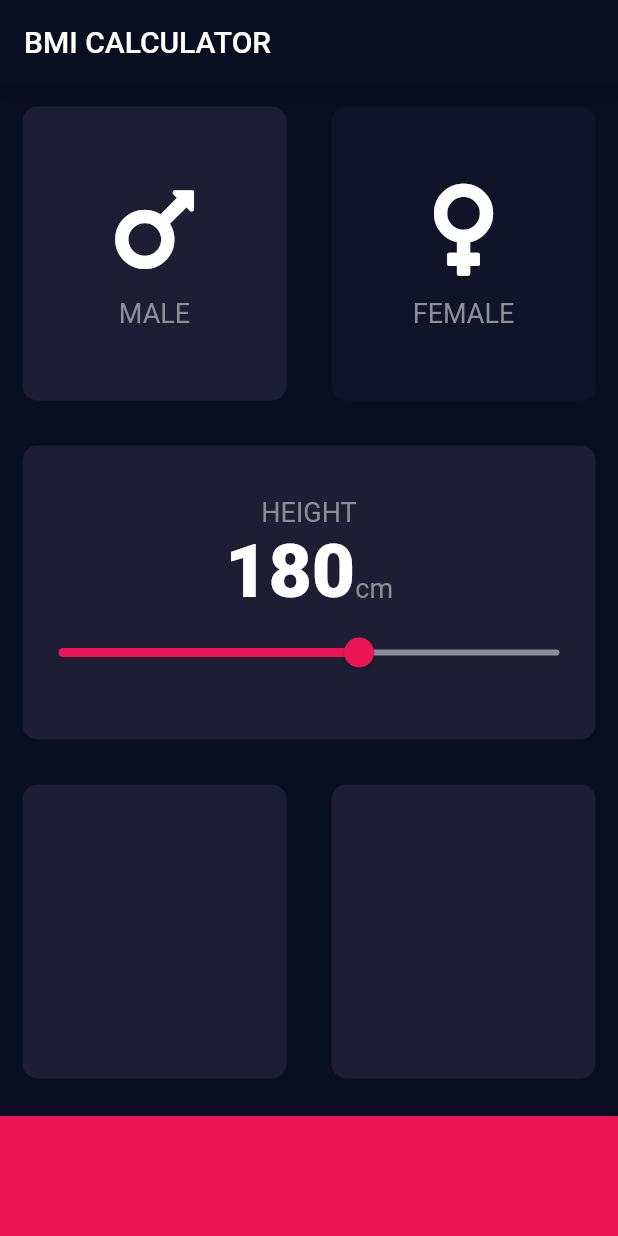
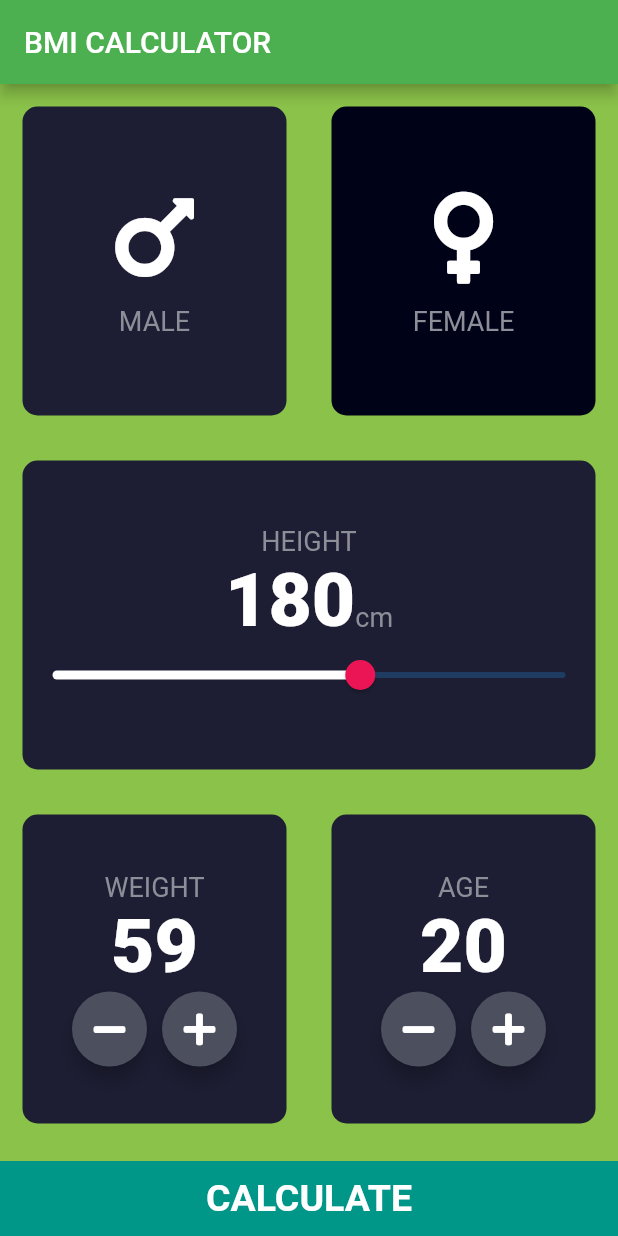
Before and after one commit to jun64/BMI-calculator, a Flutter app: the screen it shows after launch, after a tap on "MALE", on a phone screen of 412 x 824 dp. Run offline on Flutter 3.47's test engine with Material 2 defaults, Android fonts, the phone set to English and light mode, and no system bars; our stand-ins replace font_awesome_flutter.

Commit message:
BMI carculator

```diff
--- /dev/null
+++ b/lib/calculator_brain.dart
@@ -0,0 +1,36 @@
+import 'dart:math';
+
+class CalculatorBrain{
+
+  CalculatorBrain({this.height, this.weight});
+
+  final int height;
+  final int weight;
+
+  double _bmi;
+
+  String calculateBMI(){
+    _bmi = weight / pow(height / 100, 2);
+    return _bmi.toStringAsFixed(1);
+  }
+
+  String getResult(){
+    if (_bmi >= 25){
+      return '과체중';
+    } else if (_bmi > 18.5){
+      return '정상';
+    } else {
+      return '저체중';
+    }
+  }
+
+  String getInterpretation() {
+    if (_bmi >= 25){
+      return '평군보다 높은 체중입니다.';
+    } else if (_bmi > 18.5){
+      return '정상 체중 입니다.';
+    } else {
+      return '평균보다 낮은 체중입니다.';
+    }
+  }
+}
--- /dev/null
+++ b/lib/components/bottom_button.dart
@@ -0,0 +1,28 @@
+import 'package:flutter/material.dart';
+import 'package:bmi_calculator/constants.dart';
+
+class BottomButton extends StatelessWidget {
+  BottomButton({@required this.buttonTitle, @required this.onTap});
+
+  final Function onTap;
+  final String buttonTitle;
+
+  @override
+  Widget build(BuildContext context) {
+    return GestureDetector(
+      onTap: onTap,
+      child: Container(
+        child: Center(
+          child: Text(
+            buttonTitle,
+            style: kLargeButtonTextStyle,
+          ),
+        ),
+        color: kBottomContainerColor,
+        margin: EdgeInsets.only(top: 10.0),
+        width: double.infinity,
+        height: kBottomContainerHeight,
+      ),
+    );
+  }
+}
--- a/lib/icon_content.dart
+++ b/lib/components/icon_content.dart
@@ -1,5 +1,5 @@
 import 'package:flutter/material.dart';
-import 'constants.dart';
+import 'package:bmi_calculator/constants.dart';
 
 class IconContent extends StatelessWidget {
   IconContent({this.cardIcon, this.cardText});
--- /dev/null
+++ b/lib/components/reusableCard.dart
@@ -0,0 +1,24 @@
+import 'package:flutter/material.dart';
+
+class ReusableCard extends StatelessWidget {
+  ReusableCard({@required this.color, this.cardChild, this.onPress});
+
+  final Color color;
+  final Widget cardChild;
+  final Function onPress;
+
+  @override
+  Widget build(BuildContext context) {
+    return GestureDetector(
+      onTap: onPress,
+      child: Container(
+        child: cardChild,
+        margin: EdgeInsets.all(15.0),
+        decoration: BoxDecoration(
+          color: color,
+          borderRadius: BorderRadius.circular(10.0),
+        ),
+      ),
+    );
+  }
+}
--- /dev/null
+++ b/lib/components/round_button.dart
@@ -0,0 +1,23 @@
+import 'package:flutter/material.dart';
+
+class RoundIconButton extends StatelessWidget {
+  RoundIconButton({this.icon, @required this.buttonPressed});
+
+  final IconData icon;
+  final Function buttonPressed;
+
+  @override
+  Widget build(BuildContext context) {
+    return RawMaterialButton(
+      child: Icon(icon),
+      onPressed: buttonPressed,
+      elevation: 5.0,
+      constraints: BoxConstraints.tightFor(
+        width: 50.0,
+        height: 50.0,
+      ),
+      shape: CircleBorder(),
+      fillColor: Color(0xFF4C4F5E),
+    );
+  }
+}
--- a/lib/constants.dart
+++ b/lib/constants.dart
@@ -1,9 +1,9 @@
 import 'package:flutter/material.dart';
 
-const kBottomContainerHeight = 80.0;
-const kBottomContainerColor = Color(0xFFEB1555);
+const kBottomContainerHeight = 50.0;
+const kBottomContainerColor = Colors.teal;
 const kActiveCardColor = Color(0xFF1D1E33);
-const kInactiveCardColor = Color(0xFF111328);
+const kInactiveCardColor = Color(0xFF000217);
 
 const kLabelTextStyle = TextStyle(
   fontSize: 18.0,
@@ -14,3 +14,28 @@ const kLabelInfoStyle = TextStyle(
   fontSize: 50.0,
   fontWeight: FontWeight.w900,
 );
+
+const kLargeButtonTextStyle = TextStyle(
+  fontSize: 25.0,
+  fontWeight: FontWeight.bold,
+);
+
+const kTitleTextStyle = TextStyle(
+  fontSize: 50.0,
+  fontWeight: FontWeight.bold,
+);
+
+const kResultTextStyle = TextStyle(
+  color: Color(0xFF24D876),
+  fontSize: 22.0,
+  fontWeight: FontWeight.bold,
+);
+
+const kBMITextStyle = TextStyle(
+  fontSize: 100.0,
+  fontWeight: FontWeight.bold,
+);
+
+const kBodyTextStyle = TextStyle(
+  fontSize: 22.0,
+);
--- a/lib/input_page.dart
+++ /dev/null
@@ -1,163 +0,0 @@
-import 'package:flutter/material.dart';
-import 'package:font_awesome_flutter/font_awesome_flutter.dart';
-import 'icon_content.dart';
-import 'reusableCard.dart';
-import 'constants.dart';
-
-enum Gender {
-  male,
-  female,
-}
-
-class InputPage extends StatefulWidget {
-  @override
-  _InputPageState createState() => _InputPageState();
-}
-
-class _InputPageState extends State<InputPage> {
-  Color maleCardColor = kInactiveCardColor;
-  Color femaleCardColor = kInactiveCardColor;
-
-  int height = 180;
-
-  void updateColor(Gender selectedGender) {
-    if (selectedGender == Gender.male) {
-      if (maleCardColor == kInactiveCardColor) {
-        maleCardColor = kActiveCardColor;
-        femaleCardColor = kInactiveCardColor;
-      } else {
-        maleCardColor = kInactiveCardColor;
-      }
-    } else if (selectedGender == Gender.female) {
-      if (femaleCardColor == kInactiveCardColor) {
-        femaleCardColor = kActiveCardColor;
-        maleCardColor = kInactiveCardColor;
-      } else {
-        femaleCardColor = kInactiveCardColor;
-      }
-    }
-  }
-
-  @override
-  Widget build(BuildContext context) {
-    return Scaffold(
-      appBar: AppBar(
-        title: Text('BMI CALCULATOR'),
-      ),
-      body: Column(
-        crossAxisAlignment: CrossAxisAlignment.stretch,
-        children: [
-          Expanded(
-            child: Row(
-              children: [
-                Expanded(
-                  child: GestureDetector(
-                    onTap: () {
-                      setState(() {
-                        updateColor(Gender.male);
-                      });
-                    },
-                    child: ReusableCard(
-                      color: maleCardColor,
-                      cardChild: IconContent(
-                        cardIcon: FontAwesomeIcons.mars,
-                        cardText: 'MALE',
-                      ),
-                    ),
-                  ),
-                ),
-                Expanded(
-                  child: GestureDetector(
-                    onTap: () {
-                      setState(() {
-                        updateColor(Gender.female);
-                      });
-                    },
-                    child: ReusableCard(
-                      color: femaleCardColor,
-                      cardChild: IconContent(
-                        cardIcon: FontAwesomeIcons.venus,
-                        cardText: 'FEMALE',
-                      ),
-                    ),
-                  ),
-                ),
-              ],
-            ),
-          ),
-          Expanded(
-            child: ReusableCard(
-              cardChild: Column(
-                mainAxisAlignment: MainAxisAlignment.center,
-                children: [
-                  Text(
-                    'HEIGHT',
-                    style: kLabelTextStyle,
-                  ),
-                  Row(
-                    mainAxisAlignment: MainAxisAlignment.center,
-                    crossAxisAlignment: CrossAxisAlignment.baseline,
-                    textBaseline: TextBaseline.alphabetic,
-                    children: [
-                      Text(
-                        height.toString(),
-                        style: kLabelInfoStyle,
-                      ),
-                      Text(
-                        'cm',
-                        style: kLabelTextStyle,
-                      ),
-                    ],
-                  ),
-                  Slider(
-                    value: height.toDouble(),
-                    min: 120.0,
-                    max: 220.0,
-                    activeColor: Color(0xFFEB1555),
-                    inactiveColor: Color(0xFF8D8E98),
-                    onChanged: (double newValue){
-                      setState(() {
-                        height = newValue.round();
-                      });
-                    },
-                  ),
-                ],
-              ),
-              color: kActiveCardColor,
-            ),
-          ),
-          Expanded(
-            child: Row(
-              children: [
-                Expanded(
-                  child: ReusableCard(
-                    color: kActiveCardColor,
-                  ),
-                ),
-                Expanded(
-                  child: ReusableCard(
-                    color: kActiveCardColor,
-                  ),
-                ),
-              ],
-            ),
-          ),
-          Container(
-            color: kBottomContainerColor,
-            margin: EdgeInsets.only(top: 10.0),
-            width: double.infinity,
-            height: kBottomContainerHeight,
-          ),
-        ],
-      ),
-    );
-  }
-}
-
-// 개별 위젯에 테마 적용 가능
-// decoration
-// flutter outline 안나오면 컨트롤 누르면서 위젯 한번 클릭해보기
-
-// immutability     stateless is immutable
-// const vs final
-// const 는 컴파일 후 변경 할 수 없음
--- a/lib/main.dart
+++ b/lib/main.dart
@@ -1,5 +1,6 @@
 import 'package:flutter/material.dart';
-import 'input_page.dart';
+import 'screens/input_page.dart';
+import 'screens/results_page.dart';
 
 void main() => runApp(BMICalculator());
 
@@ -8,10 +9,14 @@ class BMICalculator extends StatelessWidget {
   Widget build(BuildContext context) {
     return MaterialApp(
       theme: ThemeData.dark().copyWith(
-        primaryColor: Color(0xFF0A0E21),
-        scaffoldBackgroundColor: Color(0xFF0A0E21),
+        primaryColor: Colors.green,
+        scaffoldBackgroundColor: Colors.lightGreen,
       ),
-      home: InputPage(),
+      initialRoute: '/',
+      routes: {
+        '/' : (context) => InputPage(),
+        '/result' : (context) => ResultsPage(),
+      },
     );
   }
 }
--- a/lib/reusableCard.dart
+++ /dev/null
@@ -1,20 +0,0 @@
-import 'package:flutter/material.dart';
-
-class ReusableCard extends StatelessWidget {
-  ReusableCard({@required this.color, this.cardChild});
-
-  final Color color;
-  final Widget cardChild;
-
-  @override
-  Widget build(BuildContext context) {
-    return Container(
-      child: cardChild,
-      margin: EdgeInsets.all(15.0),
-      decoration: BoxDecoration(
-        color: color,
-        borderRadius: BorderRadius.circular(10.0),
-      ),
-    );
-  }
-}
--- /dev/null
+++ b/lib/screens/input_page.dart
@@ -0,0 +1,249 @@
+import 'package:bmi_calculator/screens/results_page.dart';
+import 'package:flutter/material.dart';
+import 'package:font_awesome_flutter/font_awesome_flutter.dart';
+import 'package:bmi_calculator/components/icon_content.dart';
+import 'package:bmi_calculator/components/reusableCard.dart';
+import 'package:bmi_calculator/constants.dart';
+import 'package:bmi_calculator/components/bottom_button.dart';
+import 'package:bmi_calculator/components/round_button.dart';
+import 'package:bmi_calculator/calculator_brain.dart';
+
+enum Gender {
+  male,
+  female,
+}
+
+class InputPage extends StatefulWidget {
+  @override
+  _InputPageState createState() => _InputPageState();
+}
+
+class _InputPageState extends State<InputPage> {
+  int height = 180;
+  int weight = 60;
+  int age = 20;
+
+  Gender selectedGender;
+
+  @override
+  Widget build(BuildContext context) {
+    return Scaffold(
+      appBar: AppBar(
+        title: Text('BMI CALCULATOR'),
+      ),
+      body: Column(
+        crossAxisAlignment: CrossAxisAlignment.stretch,
+        children: [
+          Expanded(
+            child: Row(
+              children: [
+                Expanded(
+                  child: ReusableCard(
+                    onPress: () {
+                      setState(() {
+                        selectedGender = Gender.male;
+                      });
+                    },
+                    color: selectedGender == Gender.male
+                        ? kActiveCardColor
+                        : kInactiveCardColor,
+                    cardChild: IconContent(
+                      cardIcon: FontAwesomeIcons.mars,
+                      cardText: 'MALE',
+                    ),
+                  ),
+                ),
+                Expanded(
+                  child: ReusableCard(
+                    onPress: () {
+                      setState(() {
+                        selectedGender = Gender.female;
+                      });
+                    },
+                    color: selectedGender == Gender.female
+                        ? kActiveCardColor
+                        : kInactiveCardColor,
+                    cardChild: IconContent(
+                      cardIcon: FontAwesomeIcons.venus,
+                      cardText: 'FEMALE',
+                    ),
+                  ),
+                ),
+              ],
+            ),
+          ),
+          Expanded(
+            child: ReusableCard(
+              cardChild: Column(
+                mainAxisAlignment: MainAxisAlignment.center,
+                children: [
+                  Text(
+                    'HEIGHT',
+                    style: kLabelTextStyle,
+                  ),
+                  Row(
+                    mainAxisAlignment: MainAxisAlignment.center,
+                    crossAxisAlignment: CrossAxisAlignment.baseline,
+                    textBaseline: TextBaseline.alphabetic,
+                    children: [
+                      Text(
+                        height.toString(),
+                        style: kLabelInfoStyle,
+                      ),
+                      Text(
+                        'cm',
+                        style: kLabelTextStyle,
+                      ),
+                    ],
+                  ),
+                  SliderTheme(
+                    data: SliderTheme.of(context).copyWith(
+                      activeTrackColor: Colors.white,
+                      inactiveTickMarkColor: Color(0xFF8D8E98),
+                      thumbColor: Color(0XFFEB1555),
+                      overlayColor: Color(0x29EB1555),
+                      thumbShape:
+                          RoundSliderThumbShape(enabledThumbRadius: 10.0),
+                      overlayShape:
+                          RoundSliderOverlayShape(overlayRadius: 20.0),
+                    ),
+                    child: Slider(
+                      value: height.toDouble(),
+                      min: 120.0,
+                      max: 220.0,
+                      onChanged: (double newValue) {
+                        setState(() {
+                          height = newValue.round();
+                        });
+                      },
+                    ),
+                  ),
+                ],
+              ),
+              color: kActiveCardColor,
+            ),
+          ),
+          Expanded(
+            child: Row(
+              children: [
+                Expanded(
+                  child: ReusableCard(
+                    color: kActiveCardColor,
+                    cardChild: Column(
+                      mainAxisAlignment: MainAxisAlignment.center,
+                      children: [
+                        Text(
+                          'WEIGHT',
+                          style: kLabelTextStyle,
+                        ),
+                        Text(
+                          weight.toString(),
+                          style: kLabelInfoStyle,
+                        ),
+                        Row(
+                          mainAxisAlignment: MainAxisAlignment.center,
+                          children: [
+                            RoundIconButton(
+                              icon: FontAwesomeIcons.minus,
+                              buttonPressed: () {
+                                setState(() {
+                                  if (weight > 0) {
+                                    weight--;
+                                  }
+                                });
+                              },
+                            ),
+                            SizedBox(
+                              width: 10.0,
+                            ),
+                            RoundIconButton(
+                              icon: FontAwesomeIcons.plus,
+                              buttonPressed: () {
+                                setState(() {
+                                  weight++;
+                                });
+                              },
+                            )
+                          ],
+                        ),
+                      ],
+                    ),
+                  ),
+                ),
+                Expanded(
+                  child: ReusableCard(
+                    color: kActiveCardColor,
+                    cardChild: Column(
+                      mainAxisAlignment: MainAxisAlignment.center,
+                      children: [
+                        Text(
+                          'AGE',
+                          style: kLabelTextStyle,
+                        ),
+                        Text(
+                          age.toString(),
+                          style: kLabelInfoStyle,
+                        ),
+                        Row(
+                          mainAxisAlignment: MainAxisAlignment.center,
+                          children: [
+                            RoundIconButton(
+                              buttonPressed: () {
+                                setState(() {
+                                  age--;
+                                });
+                              },
+                              icon: FontAwesomeIcons.minus,
+                            ),
+                            SizedBox(
+                              width: 10.0,
+                            ),
+                            RoundIconButton(
+                              buttonPressed: () {
+                                setState(() {
+                                  age++;
+                                });
+                              },
+                              icon: FontAwesomeIcons.plus,
+                            ),
+                          ],
+                        ),
+                      ],
+                    ),
+                  ),
+                ),
+              ],
+            ),
+          ),
+          BottomButton(
+            buttonTitle: 'CALCULATE',
+            onTap: () {
+              CalculatorBrain calc =
+                  CalculatorBrain(height: height, weight: weight);
+              Navigator.push(
+                context,
+                MaterialPageRoute(
+                  builder: (context) => ResultsPage(
+                    bmiResult: calc.calculateBMI(),
+                    resultText: calc.getResult(),
+                    interpretation: calc.getInterpretation(),
+                  ),
+                ),
+              );
+            },
+          ),
+        ],
+      ),
+    );
+  }
+}
+
+// 개별 위젯에 테마 적용 가능
+// decoration
+// flutter outline 안나오면 컨트롤 누르면서 위젯 한번 클릭해보기
+
+// immutability     stateless is immutable
+// const vs final
+// const 는 컴파일 후 변경 할 수 없음
+
+// Map<keyType, valueType> mapName {key: value}
```
Also changed, not shown: lib/screens/results_page.dart (added, +68 -0 lines).
